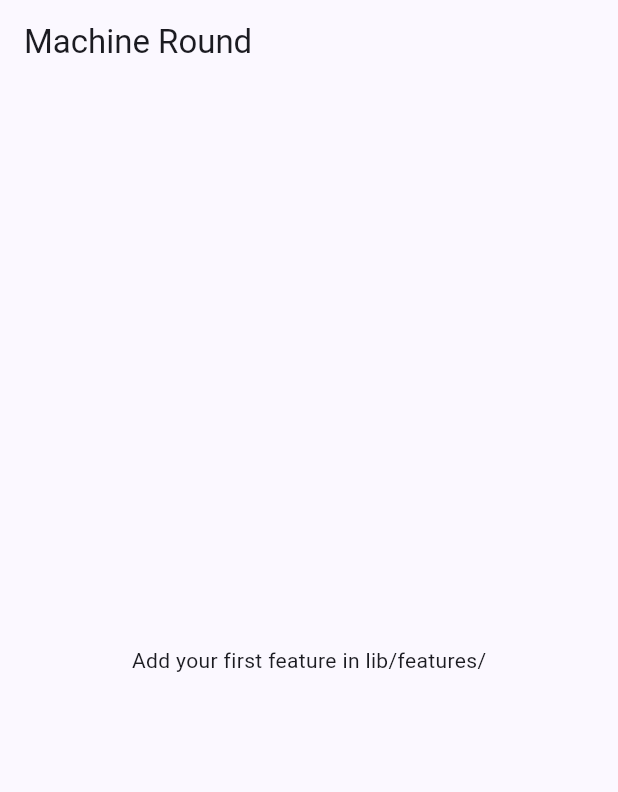
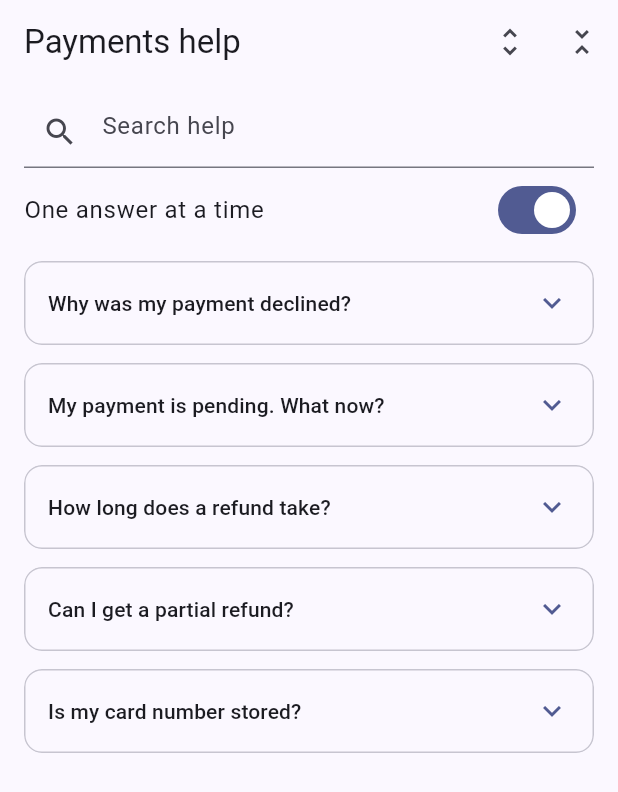
Before and after one commit to yadavsandeep24/machine_round_flutter, a Flutter app: the screen it shows after launch, on a phone screen of 412 x 824 dp. Shown: the top 792 px of the screen. Run offline on Flutter 3.47's test engine with Material 3 defaults, Android fonts, the phone set to English and light mode, and no system bars; our stand-ins replace bloc_concurrency, dio, equatable, flutter_bloc, get_it, go_router and 2 more.

Commit message:
Latest feature: Flutter 3.32 Expansible + ExpansibleController (payments help accordion)
Co-Authored-By: Claude <noreply@anthropic.com>

```diff
--- a/lib/core/router/app_router.dart
+++ b/lib/core/router/app_router.dart
@@ -1,21 +1,18 @@
-import 'package:flutter/material.dart';
 import 'package:go_router/go_router.dart';
+
+import '../../features/help/presentation/faq_page.dart';
 
 abstract final class Routes {
   static const home = '/';
 }
 
-GoRouter buildRouter() => GoRouter(
-  initialLocation: Routes.home,
-  routes: [GoRoute(path: Routes.home, builder: (context, state) => const _HomePlaceholder())],
+GoRouter buildRouter({String initialLocation = Routes.home}) => GoRouter(
+  initialLocation: initialLocation,
+  routes: [
+    GoRoute(
+      path: Routes.home,
+      // Deep link: /?open=declined opens that answer on arrival.
+      builder: (context, state) => FaqPage(initiallyOpen: state.uri.queryParameters['open']),
+    ),
+  ],
 );
-
-class _HomePlaceholder extends StatelessWidget {
-  const _HomePlaceholder();
-
-  @override
-  Widget build(BuildContext context) => Scaffold(
-    appBar: AppBar(title: const Text('Machine Round')),
-    body: const Center(child: Text('Add your first feature in lib/features/')),
-  );
-}
--- /dev/null
+++ b/lib/features/help/data/payment_faqs.dart
@@ -0,0 +1,35 @@
+import '../domain/faq_item.dart';
+
+/// Static content for the demo. A real app would fetch this from a CMS and cache it.
+const paymentFaqs = <FaqItem>[
+  FaqItem(
+    id: 'declined',
+    question: 'Why was my payment declined?',
+    answer: 'Your bank may have blocked it for low balance, a daily limit, or a failed OTP. No money was taken.',
+    category: FaqCategory.payments,
+  ),
+  FaqItem(
+    id: 'pending',
+    question: 'My payment is pending. What now?',
+    answer: 'Pending payments settle within 48 hours. If it fails, the amount is returned to your account.',
+    category: FaqCategory.payments,
+  ),
+  FaqItem(
+    id: 'refund-time',
+    question: 'How long does a refund take?',
+    answer: 'UPI refunds take up to 2 working days. Card refunds take 5 to 7 working days.',
+    category: FaqCategory.refunds,
+  ),
+  FaqItem(
+    id: 'partial-refund',
+    question: 'Can I get a partial refund?',
+    answer: 'Yes. The merchant decides the amount. You will see each refund as its own line in history.',
+    category: FaqCategory.refunds,
+  ),
+  FaqItem(
+    id: 'card-safe',
+    question: 'Is my card number stored?',
+    answer: 'No. We keep a network token, never the full card number or the CVV.',
+    category: FaqCategory.security,
+  ),
+];
--- /dev/null
+++ b/lib/features/help/domain/faq_item.dart
@@ -0,0 +1,21 @@
+import 'package:equatable/equatable.dart';
+
+enum FaqCategory { payments, refunds, security }
+
+class FaqItem extends Equatable {
+  const FaqItem({required this.id, required this.question, required this.answer, required this.category});
+
+  /// Stable id so deep links (`/?open=declined`) and expansion state survive filtering.
+  final String id;
+  final String question;
+  final String answer;
+  final FaqCategory category;
+
+  bool matches(String query) {
+    final q = query.trim().toLowerCase();
+    return q.isEmpty || question.toLowerCase().contains(q) || answer.toLowerCase().contains(q);
+  }
+
+  @override
+  List<Object?> get props => [id, question, answer, category];
+}
--- /dev/null
+++ b/lib/features/help/presentation/faq_cubit.dart
@@ -0,0 +1,68 @@
+import 'package:equatable/equatable.dart';
+import 'package:flutter_bloc/flutter_bloc.dart';
+
+import '../domain/faq_item.dart';
+
+class FaqState extends Equatable {
+  const FaqState({required this.all, this.query = '', this.expanded = const {}, this.singleOpen = true});
+
+  final List<FaqItem> all;
+  final String query;
+
+  /// Ids of open items. The cubit is the single source of truth;
+  /// each tile's ExpansibleController just mirrors this set.
+  final Set<String> expanded;
+
+  /// Accordion mode: opening one item closes the others.
+  final bool singleOpen;
+
+  List<FaqItem> get visible => all.where((item) => item.matches(query)).toList();
+
+  bool isExpanded(String id) => expanded.contains(id);
+
+  FaqState copyWith({String? query, Set<String>? expanded, bool? singleOpen}) => FaqState(
+    all: all,
+    query: query ?? this.query,
+    expanded: expanded ?? this.expanded,
+    singleOpen: singleOpen ?? this.singleOpen,
+  );
+
+  @override
+  List<Object?> get props => [all, query, expanded, singleOpen];
+}
+
+class FaqCubit extends Cubit<FaqState> {
+  FaqCubit(List<FaqItem> items, {String? initiallyOpen})
+    : super(
+        FaqState(
+          all: items,
+          expanded: {if (initiallyOpen != null && items.any((i) => i.id == initiallyOpen)) initiallyOpen},
+        ),
+      );
+
+  void toggle(String id) {
+    if (state.isExpanded(id)) {
+      emit(state.copyWith(expanded: {...state.expanded}..remove(id)));
+    } else {
+      emit(state.copyWith(expanded: state.singleOpen ? {id} : {...state.expanded, id}));
+    }
+  }
+
+  /// Expand-all only makes sense in multi-open mode, so it switches the mode.
+  void expandAll() => emit(
+    state.copyWith(singleOpen: false, expanded: {for (final item in state.visible) item.id}),
+  );
+
+  void collapseAll() => emit(state.copyWith(expanded: const {}));
+
+  void setSingleOpen(bool value) {
+    if (value == state.singleOpen) return;
+    // Switching to accordion mode keeps at most one open item (the first visible one).
+    final keep = value
+        ? state.visible.map((i) => i.id).where(state.expanded.contains).take(1).toSet()
+        : state.expanded;
+    emit(state.copyWith(singleOpen: value, expanded: keep));
+  }
+
+  void setQuery(String text) => emit(state.copyWith(query: text));
+}
--- /dev/null
+++ b/lib/features/help/presentation/faq_page.dart
@@ -0,0 +1,80 @@
+import 'package:flutter/material.dart';
+import 'package:flutter_bloc/flutter_bloc.dart';
+
+import '../data/payment_faqs.dart';
+import 'faq_cubit.dart';
+import 'faq_tile.dart';
+
+class FaqPage extends StatelessWidget {
+  const FaqPage({this.initiallyOpen, super.key});
+
+  /// Deep link target, e.g. the "Need help?" button on a failed payment opens `declined`.
+  final String? initiallyOpen;
+
+  @override
+  Widget build(BuildContext context) => BlocProvider(
+    create: (_) => FaqCubit(paymentFaqs, initiallyOpen: initiallyOpen),
+    child: const FaqView(),
+  );
+}
+
+class FaqView extends StatelessWidget {
+  const FaqView({super.key});
+
+  @override
+  Widget build(BuildContext context) {
+    final cubit = context.read<FaqCubit>();
+    return Scaffold(
+      appBar: AppBar(
+        title: const Text('Payments help'),
+        actions: [
+          IconButton(
+            tooltip: 'Expand all',
+            icon: const Icon(Icons.unfold_more),
+            onPressed: cubit.expandAll,
+          ),
+          IconButton(
+            tooltip: 'Collapse all',
+            icon: const Icon(Icons.unfold_less),
+            onPressed: cubit.collapseAll,
+          ),
+        ],
+      ),
+      body: Column(
+        children: [
+          Padding(
+            padding: const EdgeInsets.fromLTRB(16, 8, 16, 0),
+            child: TextField(
+              key: const Key('faq-search'),
+              decoration: const InputDecoration(prefixIcon: Icon(Icons.search), hintText: 'Search help'),
+              onChanged: cubit.setQuery,
+            ),
+          ),
+          BlocSelector<FaqCubit, FaqState, bool>(
+            selector: (state) => state.singleOpen,
+            builder: (context, singleOpen) => SwitchListTile(
+              key: const Key('faq-single-open'),
+              title: const Text('One answer at a time'),
+              value: singleOpen,
+              onChanged: cubit.setSingleOpen,
+            ),
+          ),
+          Expanded(
+            child: BlocBuilder<FaqCubit, FaqState>(
+              buildWhen: (previous, current) => previous.query != current.query,
+              builder: (context, state) {
+                final items = state.visible;
+                if (items.isEmpty) return const Center(child: Text('No matching questions'));
+                return ListView.builder(
+                  itemCount: items.length,
+                  // Keyed by id so a tile keeps its controller when the filter changes.
+                  itemBuilder: (context, index) => FaqTile(key: ValueKey(items[index].id), item: items[index]),
+                );
+              },
+            ),
+          ),
+        ],
+      ),
+    );
+  }
+}
--- /dev/null
+++ b/lib/features/help/presentation/faq_tile.dart
@@ -0,0 +1,79 @@
+import 'package:flutter/material.dart';
+import 'package:flutter_bloc/flutter_bloc.dart';
+
+import '../domain/faq_item.dart';
+import 'faq_cubit.dart';
+
+/// NEW (Flutter 3.32): a custom-styled expandable row built on the
+/// design-agnostic [Expansible] widget, driven by an [ExpansibleController].
+///
+/// Before 3.32 the only built-in option was Material's ExpansionTile
+/// (with ExpansionTileController). For a non-Material look you had to
+/// write your own AnimationController + SizeTransition + ClipRect.
+class FaqTile extends StatefulWidget {
+  const FaqTile({required this.item, super.key});
+
+  final FaqItem item;
+
+  @override
+  State<FaqTile> createState() => _FaqTileState();
+}
+
+class _FaqTileState extends State<FaqTile> {
+  final _controller = ExpansibleController();
+
+  @override
+  void initState() {
+    super.initState();
+    // Safe here: the Expansible is not built yet, so this only sets the start value.
+    if (context.read<FaqCubit>().state.isExpanded(widget.item.id)) _controller.expand();
+  }
+
+  @override
+  void dispose() {
+    _controller.dispose();
+    super.dispose();
+  }
+
+  @override
+  Widget build(BuildContext context) {
+    final id = widget.item.id;
+    final colors = Theme.of(context).colorScheme;
+    // expand()/collapse() rebuild the Expansible, so they must not run inside build.
+    // BlocListener calls us from the stream, outside the build phase.
+    return BlocListener<FaqCubit, FaqState>(
+      listenWhen: (previous, current) => previous.isExpanded(id) != current.isExpanded(id),
+      listener: (context, state) => state.isExpanded(id) ? _controller.expand() : _controller.collapse(),
+      child: Card.outlined(
+        margin: const EdgeInsets.symmetric(horizontal: 16, vertical: 6),
+        clipBehavior: Clip.antiAlias,
+        child: Expansible(
+          controller: _controller,
+          duration: const Duration(milliseconds: 200),
+          curve: Curves.easeOutCubic,
+          headerBuilder: (context, animation) => InkWell(
+            key: Key('faq-header-$id'),
+            onTap: () => context.read<FaqCubit>().toggle(id),
+            child: Padding(
+              padding: const EdgeInsets.all(16),
+              child: Row(
+                children: [
+                  Expanded(child: Text(widget.item.question, style: Theme.of(context).textTheme.titleSmall)),
+                  // The same animation value (0 collapsed → 1 expanded) drives the chevron.
+                  RotationTransition(
+                    turns: Tween<double>(begin: 0, end: 0.5).animate(animation),
+                    child: Icon(Icons.expand_more, color: colors.primary),
+                  ),
+                ],
+              ),
+            ),
+          ),
+          bodyBuilder: (context, animation) => Padding(
+            padding: const EdgeInsets.fromLTRB(16, 0, 16, 16),
+            child: Text(widget.item.answer, key: Key('faq-answer-$id')),
+          ),
+        ),
+      ),
+    );
+  }
+}
```
Also changed, not shown: 4 other files.
